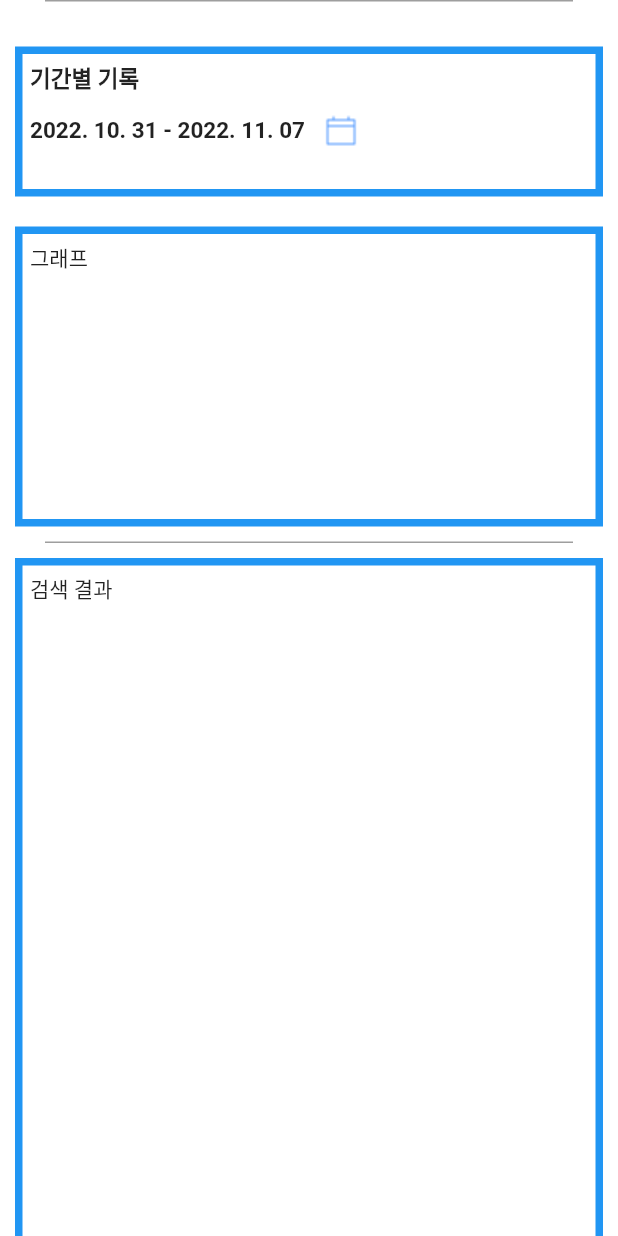
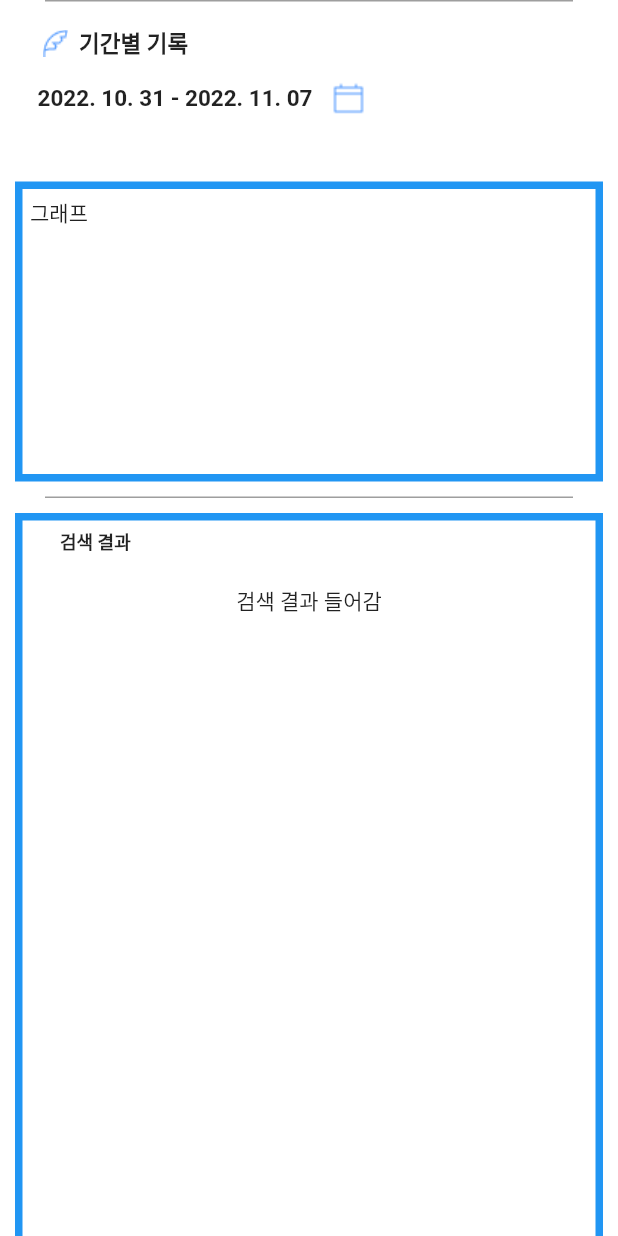
Before and after one commit to Team429/coacheers-frontend, a Flutter app: the RecordPage screen opened directly, on a phone screen of 412 x 824 dp. Run offline on Flutter 3.47's test engine with Material 2 defaults, Android fonts, the phone set to English and light mode, and no system bars; our stand-ins replace logger, syncfusion_flutter_calendar, syncfusion_flutter_charts, syncfusion_flutter_datepicker; missing offline and left inert: kakao_flutter_sdk.

```diff
--- a/lib/record/recordPage.dart
+++ b/lib/record/recordPage.dart
@@ -1,3 +1,4 @@
+import 'package:coacheers/component/coachingDater.dart';
 import 'package:coacheers/main.dart';
 import 'package:flutter/material.dart';
 import 'package:flutter/scheduler.dart';
@@ -120,26 +121,34 @@ class _RecordPageState extends State<RecordPage> {
             ),
           ),
           Padding(
-            padding: const EdgeInsets.fromLTRB(0, 20, 0, 0),
+            padding: const EdgeInsets.fromLTRB(0, 0, 0, 0),
             child: Container(
               width: 200,
-              height: 100,
+              height: 90,
               margin: EdgeInsets.all(10),
               padding: EdgeInsets.all(5),
-              decoration: BoxDecoration(
-                  color: Colors.white,
-                  border: Border.all(
-                    color: Colors.blue,
-                    width: 5,
-                  )),
               child: Column(
                 crossAxisAlignment: CrossAxisAlignment.start,
                 children: [
-                  Text(
-                    "기간별 기록",
+                  Padding(
+                    padding: const EdgeInsets.fromLTRB(10,0,0,0),
+                    child: Row(
+                      children: [
+                        Image(
+                            image: AssetImage('assets/Vector.png'), width: 24),
+                        Container(
+                          child: Text(
+                            " 기간별 기록",
                             style: TextStyle(fontWeight: FontWeight.bold, fontSize: 15),
                           ),
-                  Row(
+                        ),
+                      ],
+                    ),
+                  ),
+                  Container(
+                    child: Padding(
+                      padding: const EdgeInsets.fromLTRB(10,0,0,0),
+                      child: Row(
                         mainAxisAlignment: MainAxisAlignment.start,
                         children: [
                           Text('$_startDate' ' - ',
@@ -158,6 +167,8 @@ class _RecordPageState extends State<RecordPage> {
                             },
                           ),
                         ],
+                      ),
+                    ),
                   )
                 ],
               ),
@@ -193,7 +204,29 @@ class _RecordPageState extends State<RecordPage> {
             height: 500,
             margin: EdgeInsets.all(10),
             padding: EdgeInsets.all(5),
-            child: Text("검색 결과"),
+            child: Column(
+              children: [
+                Padding(
+                  padding: const EdgeInsets.fromLTRB(20, 0, 0, 20),
+                  child: Row(
+                    children: [
+                      Container(
+                          child: Text(
+                              "검색 결과",
+                            style: TextStyle(
+                                fontWeight: FontWeight.bold, fontSize: 12),
+                          )
+                      ),
+                    ],
+                  ),
+                ),
+                Column(
+                    children: [
+                      Text("검색 결과 들어감")
+                    ]
+                ),
+              ],
+            ),
             decoration: BoxDecoration(
                 color: Colors.white,
                 border: Border.all(
@@ -208,3 +241,11 @@ class _RecordPageState extends State<RecordPage> {
     );
   }
 }
+
+_getBody() {
+  return productMap.map((e) => Row(mainAxisAlignment: MainAxisAlignment.spaceEvenly, children: [
+    Text(e["numOfDay"].toString()),
+    Text(e["amount"].toString()),
+    Text(e["amount"].toString()),
+  ]));
+}
```
Also changed, not shown: lib/component/coachingDater.dart (+74 -11 lines), lib/graph/barchart.dart (+4 -3 lines), lib/home/homePage.dart (+8 -14 lines), assets/Vector.png (added). Lines whose indentation alone changed are shown as unchanged.
